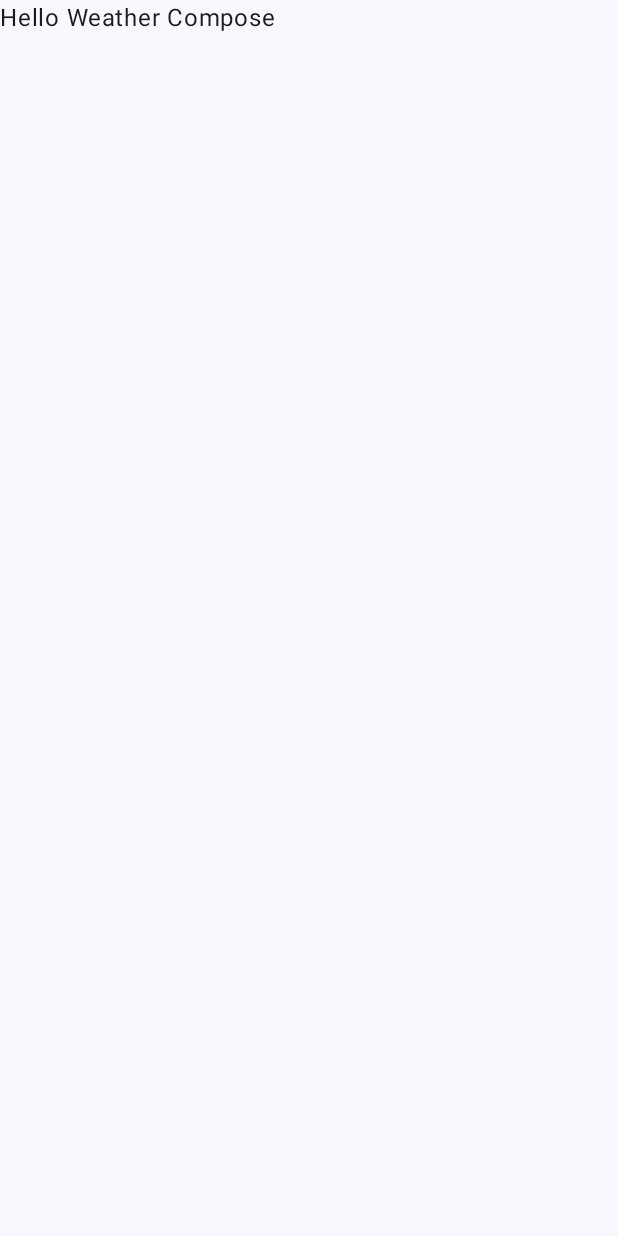
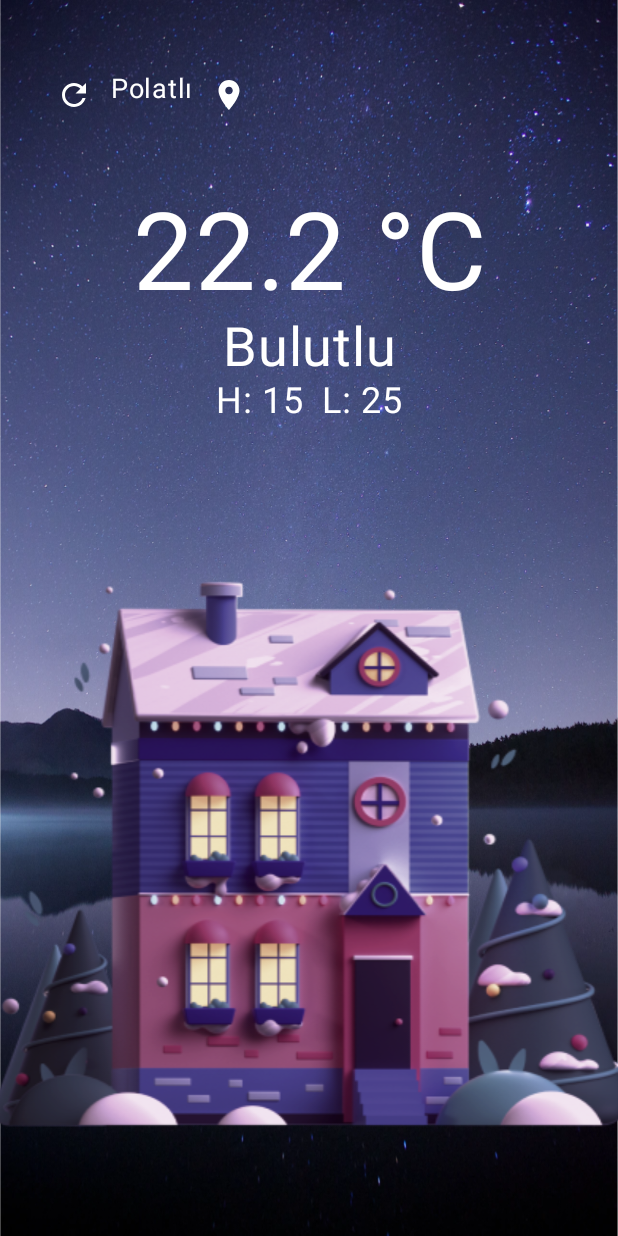
Before and after one commit to AAyar94/WeatherCompose, an Android app built with Jetpack Compose: the screen it shows after launch (MainActivity), on a phone screen of 412 x 824 dp. Before the commit the screen is almost empty. Run offline under Robolectric (Android 15) with nearby library versions, the phone set to English and light mode, and no system bars; our stand-ins replace Dagger/Hilt's generated code, constraintlayout-compose.

Commit message:
HomeScreen Filled up with own contents with ConstraintLayout, ConstraintLayout dependency added Build_gradle

```diff
--- a/app/build.gradle.kts
+++ b/app/build.gradle.kts
@@ -84,5 +84,8 @@ dependencies {
     /*      okHttpClient Logging Interceptor        */
     implementation ("com.squareup.okhttp3:logging-interceptor:4.9.3")
 
+    /*      Constraint Layout Compose       */
+    implementation ("androidx.constraintlayout:constraintlayout-compose:1.0.1")
+
 
 }
--- a/app/src/main/java/com/aayar94/weather/ui/components/ShowCurrentWeather.kt
+++ b/app/src/main/java/com/aayar94/weather/ui/components/ShowCurrentWeather.kt
@@ -24,9 +24,10 @@ fun ShowCurrentWeather(
     desc: String,
     highestDegree: Int,
     lowestDegree: Int,
+    modifier: Modifier,
 ) {
     Column(
-        modifier = Modifier
+        modifier = modifier
             .fillMaxWidth()
             .padding(vertical = 16.dp),
         horizontalAlignment = Alignment.CenterHorizontally
@@ -43,9 +44,9 @@ fun ShowCurrentWeather(
             fontSize = 36.sp,
             color = Color.White
         )
-        Row(modifier = Modifier.fillMaxWidth(), horizontalArrangement = Arrangement.Center) {
+        Row(modifier = modifier.fillMaxWidth(), horizontalArrangement = Arrangement.Center) {
             Text(text = "H: $highestDegree", fontSize = 24.sp, color = Color.White)
-            Spacer(modifier = Modifier.width(12.dp))
+            Spacer(modifier = modifier.width(12.dp))
             Text(text = "L: $lowestDegree", fontSize = 24.sp, color = Color.White)
         }
     }
@@ -59,6 +60,7 @@ fun ShowCurrentWeatherPreview() {
         format = "°C",
         desc = "Bulutlu",
         highestDegree = 15,
-        lowestDegree = 25
+        lowestDegree = 25,
+        modifier = Modifier
     )
 }
--- a/app/src/main/java/com/aayar94/weather/ui/components/TopBar.kt
+++ b/app/src/main/java/com/aayar94/weather/ui/components/TopBar.kt
@@ -20,14 +20,13 @@ import androidx.compose.ui.unit.sp
 import com.aayar94.weather.R
 
 @Composable
-fun TopBar(cityName: String) {
-    Row(modifier = Modifier.fillMaxWidth()) {
+fun TopBar(cityName: String, modifier: Modifier) {
     Row(
-            modifier = Modifier
+        modifier = modifier
             .fillMaxWidth()
             .padding(horizontal = 25.dp, vertical = 15.dp),
     ) {
-            IconButton(modifier = Modifier.weight(1f),
+        IconButton(modifier = modifier.weight(1f),
             onClick = { /*TODO*/ }) {
             Icon(
                 imageVector = Icons.Default.Refresh,
@@ -37,14 +36,14 @@ fun TopBar(cityName: String) {
         }
         Text(
             text = cityName,
-                modifier = Modifier
+            modifier = modifier
                 .weight(3f)
                 .padding(top = 8.dp),
             color = Color.White,
             fontSize = 18.sp,
             textAlign = TextAlign.Center
         )
-            IconButton(modifier = Modifier.weight(1f), onClick = { /*TODO*/ }) {
+        IconButton(modifier = modifier.weight(1f), onClick = { /*TODO*/ }) {
             Icon(
                 imageVector = Icons.Default.LocationOn,
                 contentDescription = stringResource(R.string.location),
@@ -53,10 +52,9 @@ fun TopBar(cityName: String) {
         }
     }
 }
-}
 
 @Preview
 @Composable
 fun TopBarPreview() {
-    TopBar(cityName = "Polatlı")
+    //TopBar(cityName = "Polatlı")
 }
--- a/app/src/main/java/com/aayar94/weather/ui/screens/HomeScreen.kt
+++ b/app/src/main/java/com/aayar94/weather/ui/screens/HomeScreen.kt
@@ -1,18 +1,105 @@
 package com.aayar94.weather.ui.screens
 
+import androidx.compose.foundation.background
+import androidx.compose.foundation.layout.Box
+import androidx.compose.foundation.layout.Column
+import androidx.compose.foundation.layout.fillMaxHeight
 import androidx.compose.foundation.layout.fillMaxSize
-import androidx.compose.material3.Surface
-import androidx.compose.material3.Text
+import androidx.compose.foundation.layout.fillMaxWidth
+import androidx.compose.foundation.shape.RoundedCornerShape
+import androidx.compose.material3.Card
 import androidx.compose.runtime.Composable
 import androidx.compose.ui.Modifier
+import androidx.compose.ui.draw.blur
+import androidx.compose.ui.draw.paint
+import androidx.compose.ui.graphics.Color
+import androidx.compose.ui.layout.ContentScale
+import androidx.compose.ui.res.painterResource
 import androidx.compose.ui.tooling.preview.Preview
+import androidx.compose.ui.unit.dp
+import androidx.constraintlayout.compose.ConstraintLayout
+import androidx.constraintlayout.compose.Dimension
 import androidx.navigation.NavController
 import androidx.navigation.compose.rememberNavController
+import com.aayar94.weather.R
+import com.aayar94.weather.ui.components.ShowCurrentWeather
+import com.aayar94.weather.ui.components.TopBar
 
 @Composable
 fun HomeScreen(navController: NavController) {
-    Surface(modifier = Modifier.fillMaxSize()) {
-        Text(text = "Hello Weather Compose")
+    val cityName = "Polatlı"
+    val degree = 22.2
+    val format = "°C"
+    val desc = "Bulutlu"
+    val highestDegree = 15
+    val lowestDegree = 25
+    Box(
+        modifier = Modifier
+            .fillMaxSize()
+            .paint(
+                painterResource(id = R.drawable.home_background),
+                contentScale = ContentScale.FillBounds
+            )
+    ) {
+        ConstraintLayout(modifier = Modifier.fillMaxSize()) {
+            val (topBar, currentWeather, houseImage, bottomCard, blurLayer) = createRefs()
+            TopBar(cityName = cityName, modifier = Modifier
+                .constrainAs(topBar) {
+                    top.linkTo(parent.top, margin = 24.dp)
+                    start.linkTo(parent.start, margin = 16.dp)
+                    end.linkTo(parent.end, margin = 16.dp)
+                })
+            ShowCurrentWeather(
+                degree = degree,
+                format = format,
+                desc = desc,
+                highestDegree = highestDegree,
+                lowestDegree = lowestDegree,
+                modifier = Modifier.constrainAs(currentWeather) {
+                    top.linkTo(topBar.bottom, margin = 8.dp)
+                    start.linkTo(parent.start, margin = 16.dp)
+                    end.linkTo(parent.end, margin = 16.dp)
+                }
+            )
+            Box(
+                modifier = Modifier
+                    .fillMaxWidth()
+                    .paint(
+                        painterResource(id = R.drawable.house_4_3),
+                        contentScale = ContentScale.FillBounds
+                    )
+                    .constrainAs(houseImage) {
+                        top.linkTo(currentWeather.bottom, margin = 8.dp)
+                        start.linkTo(parent.start)
+                        end.linkTo(parent.end)
+                        bottom.linkTo(parent.bottom)
+                        width = Dimension.fillToConstraints
+                    }
+            )
+            Card(
+                modifier = Modifier
+                    .fillMaxWidth()
+                    .background(Color.Blue)
+                    .constrainAs(bottomCard) {
+                        bottom.linkTo(parent.bottom)
+                        start.linkTo(parent.start)
+                        end.linkTo(parent.end)
+                        width = Dimension.fillToConstraints
+                    }, shape = RoundedCornerShape(size = 20.dp)
+            ) {}
+            Box(modifier = Modifier
+                .blur(radius = 20.dp)
+                .constrainAs(blurLayer) {
+                    top.linkTo(bottomCard.top)
+                    start.linkTo(bottomCard.start)
+                    end.linkTo(bottomCard.end)
+                    bottom.linkTo(parent.bottom)
+                    width = Dimension.fillToConstraints
+                }) {
+
+            }
+
+        }
     }
 }
 
```
Lines whose indentation alone changed are shown as unchanged.
